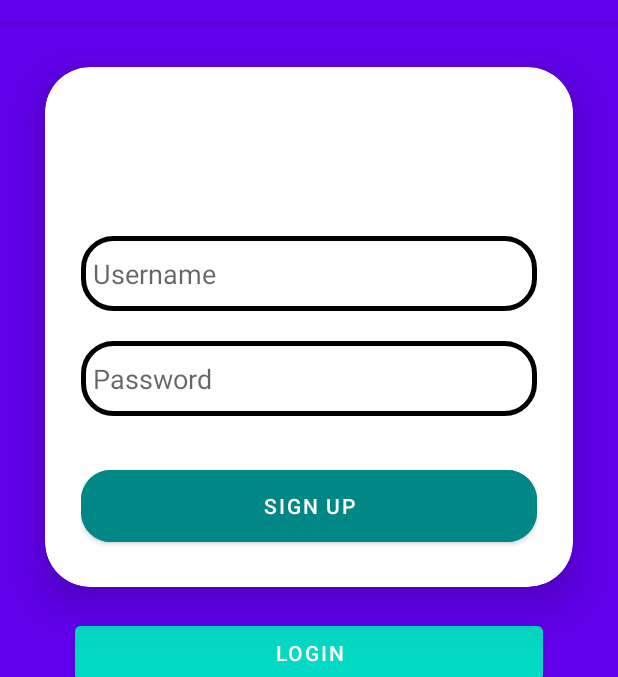
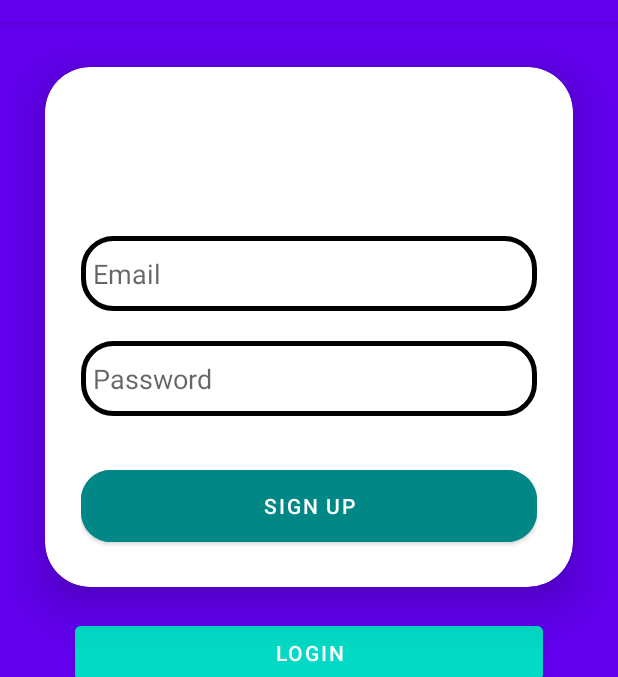
Before and after one commit to BadWolf02/LetMeCook, an Android app: the SignUpActivity screen opened directly, with no data from a screen before it, on a phone screen of 412 x 824 dp, the part 62-739 px from its top. Run offline under Robolectric (Android 15) with nearby library versions, the light colour scheme and no system bars.

Commit message:
Changed text in sign up and login activities.

```diff
--- a/app/src/main/res/layout/activity_login.xml
+++ b/app/src/main/res/layout/activity_login.xml
@@ -44,7 +44,7 @@
                 android:autofillHints=""
                 android:background="@drawable/custom_edittext"
                 android:drawablePadding="8dp"
-                android:hint="@string/username"
+                android:hint="@string/email"
                 android:inputType="textEmailAddress"
                 android:padding="8dp"
                 android:textColor="?attr/colorOnPrimary"
--- a/app/src/main/res/layout/activity_signup.xml
+++ b/app/src/main/res/layout/activity_signup.xml
@@ -44,7 +44,7 @@
                 android:autofillHints=""
                 android:background="@drawable/custom_edittext"
                 android:drawablePadding="8dp"
-                android:hint="@string/username"
+                android:hint="@string/email"
                 android:inputType="textEmailAddress"
                 android:padding="8dp"
                 android:textColor="?attr/colorOnPrimary"
--- a/app/src/main/res/values/strings.xml
+++ b/app/src/main/res/values/strings.xml
@@ -8,4 +8,5 @@
     <string name="username">Username</string>
     <string name="signup">Sign Up</string>
     <string name="sign_out">Sign Out</string>
+    <string name="email">Email</string>
 </resources>
```
